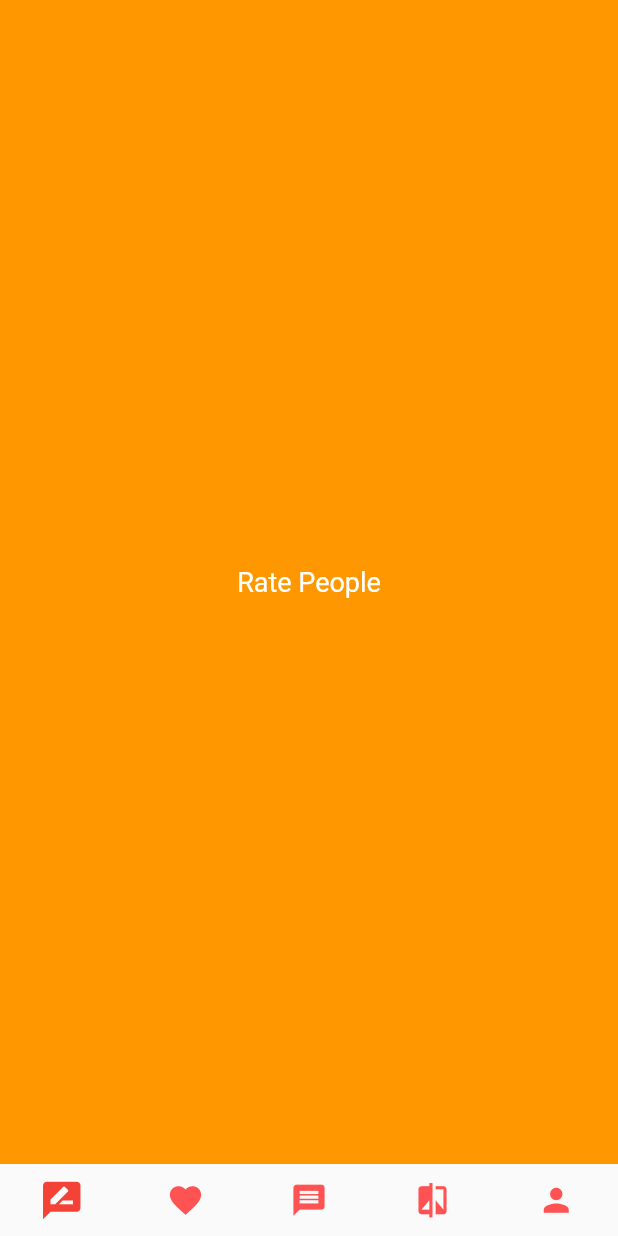
After one commit to khorotyan/delmo, a Flutter app: the Home screen opened by its route, item 2 of the bottom bar chosen, after a tap on the "rate review" icon, on a phone screen of 412 x 824 dp. The commit adds this screen. Run offline on Flutter 3.47's test engine with Material 2 defaults, Android fonts, the phone set to English and light mode, and no system bars.

Commit message:
A home screen added, containing empty RatePeople, Suggestons, Messaging, Leaderboard, and Profile pages. Custom bottom navigation with custom animations and custom page history

```diff
--- /dev/null
+++ b/delmo/lib/screens/home/home.dart
@@ -0,0 +1,106 @@
+import 'package:flutter/material.dart';
+import 'package:flutter/services.dart';
+
+import '../rate_people/index.dart';
+import '../suggestions/index.dart';
+import '../messaging/index.dart';
+import '../leaderboard/index.dart';
+import '../profile/index.dart';
+
+class Home extends StatefulWidget {
+  @override
+  State<StatefulWidget> createState() {
+    return _HomeState();
+  }
+}
+
+class _HomeState extends State<Home> {
+  PageController _pageController;
+  List<int> pageHistory = List<int>();
+  int _currentPage = 0;
+
+  @override
+  void initState() {
+    SystemChrome.setPreferredOrientations([DeviceOrientation.portraitUp]);
+    _pageController = PageController();
+
+    super.initState();
+  }
+
+  @override
+  void dispose() {
+    _pageController.dispose();
+
+    super.dispose();
+  }
+
+  @override
+  Widget build(BuildContext context) {
+    return WillPopScope(
+        onWillPop: () {
+          _onBackClick();
+        },
+        child: Scaffold(
+            body: PageView(controller: _pageController, children: <Widget>[
+              RatePeople(),
+              Suggestions(),
+              Messaging(),
+              Leaderboard(),
+              Profile()
+            ]),
+            bottomNavigationBar: Row(
+                mainAxisAlignment: MainAxisAlignment.spaceAround,
+                children: <Widget>[
+                  _buildNavigationItem(Icons.rate_review, 0),
+                  _buildNavigationItem(Icons.favorite, 1),
+                  _buildNavigationItem(Icons.message, 2),
+                  _buildNavigationItem(Icons.compare, 3),
+                  _buildNavigationItem(Icons.person, 4)
+                ])));
+  }
+
+  Widget _buildNavigationItem(IconData iconImage, int page) {
+    Color pageColor = Theme.of(context).accentColor;
+    double iconSize = 25.0;
+
+    if (_currentPage == page) {
+      pageColor = Theme.of(context).primaryColor;
+      iconSize = 30.0;
+    }
+
+    return Container(
+        child: IconButton(
+            icon: Icon(iconImage, color: pageColor, size: iconSize),
+            onPressed: () => _onPageClick(page)));
+  }
+
+  void _onPageClick(int page) {
+    _pageController.animateToPage(page,
+        duration: Duration(milliseconds: 300), curve: Curves.ease);
+
+    pageHistory.add(page);
+
+    setState(() {
+      _currentPage = page;
+    });
+  }
+
+  void _onBackClick() {
+    _pageController.previousPage(
+        duration: Duration(milliseconds: 300), curve: Curves.ease);
+
+    int pageNum = 0;
+
+    if (pageHistory.length > 0) {
+      pageHistory.removeLast();
+
+      if (pageHistory.length != 0) {
+        pageNum = pageHistory[pageHistory.length - 1];
+      }
+    }
+
+    setState(() {
+      _currentPage = pageNum;
+    });
+  }
+}
--- /dev/null
+++ b/delmo/lib/screens/home/index.dart
@@ -0,0 +1 @@
+export 'home.dart';
--- /dev/null
+++ b/delmo/lib/screens/leaderboard/index.dart
@@ -0,0 +1 @@
+export 'leaderboard.dart';
--- /dev/null
+++ b/delmo/lib/screens/leaderboard/leaderboard.dart
@@ -0,0 +1,28 @@
+import 'package:flutter/material.dart';
+import 'package:flutter/services.dart';
+
+class Leaderboard extends StatefulWidget {
+  @override
+  State<StatefulWidget> createState() {
+    return _LeaderboardState();
+  }
+}
+
+class _LeaderboardState extends State<Leaderboard> {
+  @override
+  void initState() {
+    SystemChrome.setPreferredOrientations([DeviceOrientation.portraitUp]);
+
+    super.initState();
+  }
+
+  @override
+  Widget build(BuildContext context) {
+    return Scaffold(
+        body: Container(
+            alignment: Alignment.center,
+            child: Text('Leaderboard',
+                style: TextStyle(color: Colors.white, fontSize: 18.0))),
+        backgroundColor: Colors.red);
+  }
+}
--- /dev/null
+++ b/delmo/lib/screens/messaging/index.dart
@@ -0,0 +1 @@
+export 'messaging.dart';
--- /dev/null
+++ b/delmo/lib/screens/messaging/messaging.dart
@@ -0,0 +1,28 @@
+import 'package:flutter/material.dart';
+import 'package:flutter/services.dart';
+
+class Messaging extends StatefulWidget {
+  @override
+  State<StatefulWidget> createState() {
+    return _MessagingState();
+  }
+}
+
+class _MessagingState extends State<Messaging> {
+  @override
+  void initState() {
+    SystemChrome.setPreferredOrientations([DeviceOrientation.portraitUp]);
+
+    super.initState();
+  }
+
+  @override
+  Widget build(BuildContext context) {
+    return Scaffold(
+        body: Container(
+            alignment: Alignment.center,
+            child: Text('Messaging',
+                style: TextStyle(color: Colors.white, fontSize: 18.0))),
+        backgroundColor: Colors.green);
+  }
+}
--- /dev/null
+++ b/delmo/lib/screens/profile/index.dart
@@ -0,0 +1 @@
+export 'profile.dart';
--- /dev/null
+++ b/delmo/lib/screens/profile/profile.dart
@@ -0,0 +1,28 @@
+import 'package:flutter/material.dart';
+import 'package:flutter/services.dart';
+
+class Profile extends StatefulWidget {
+  @override
+  State<StatefulWidget> createState() {
+    return _ProfileState();
+  }
+}
+
+class _ProfileState extends State<Profile> {
+  @override
+  void initState() {
+    SystemChrome.setPreferredOrientations([DeviceOrientation.portraitUp]);
+
+    super.initState();
+  }
+
+  @override
+  Widget build(BuildContext context) {
+    return Scaffold(
+        body: Container(
+            alignment: Alignment.center,
+            child: Text('Profile',
+                style: TextStyle(color: Colors.white, fontSize: 18.0))),
+        backgroundColor: Colors.blue);
+  }
+}
--- /dev/null
+++ b/delmo/lib/screens/rate_people/index.dart
@@ -0,0 +1 @@
+export 'rate_people.dart';
--- /dev/null
+++ b/delmo/lib/screens/rate_people/rate_people.dart
@@ -0,0 +1,28 @@
+import 'package:flutter/material.dart';
+import 'package:flutter/services.dart';
+
+class RatePeople extends StatefulWidget {
+  @override
+  State<StatefulWidget> createState() {
+    return _RatePeopleState();
+  }
+}
+
+class _RatePeopleState extends State<RatePeople> {
+  @override
+  void initState() {
+    SystemChrome.setPreferredOrientations([DeviceOrientation.portraitUp]);
+
+    super.initState();
+  }
+
+  @override
+  Widget build(BuildContext context) {
+    return Scaffold(
+        body: Container(
+            alignment: Alignment.center,
+            child: Text('Rate People',
+                style: TextStyle(color: Colors.white, fontSize: 18.0))),
+        backgroundColor: Colors.orange);
+  }
+}
--- /dev/null
+++ b/delmo/lib/screens/suggestions/index.dart
@@ -0,0 +1 @@
+export 'suggestions.dart';
--- /dev/null
+++ b/delmo/lib/screens/suggestions/suggestions.dart
@@ -0,0 +1,28 @@
+import 'package:flutter/material.dart';
+import 'package:flutter/services.dart';
+
+class Suggestions extends StatefulWidget {
+  @override
+  State<StatefulWidget> createState() {
+    return _SuggestionsState();
+  }
+}
+
+class _SuggestionsState extends State<Suggestions> {
+  @override
+  void initState() {
+    SystemChrome.setPreferredOrientations([DeviceOrientation.portraitUp]);
+
+    super.initState();
+  }
+
+  @override
+  Widget build(BuildContext context) {
+    return Scaffold(
+        body: Container(
+            alignment: Alignment.center,
+            child: Text('Suggestion',
+                style: TextStyle(color: Colors.white, fontSize: 18.0))),
+        backgroundColor: Colors.purple);
+  }
+}
--- /dev/null
+++ b/delmo/lib/util/index.dart
@@ -0,0 +1 @@
+export 'buttom_navigations.dart';
```
Also changed, not shown: delmo/lib/main.dart (+13 -1 lines), delmo/lib/screens/auth/auth.dart (+8 -4 lines), delmo/lib/util/buttom_navigations.dart (added, +61 -0 lines).
